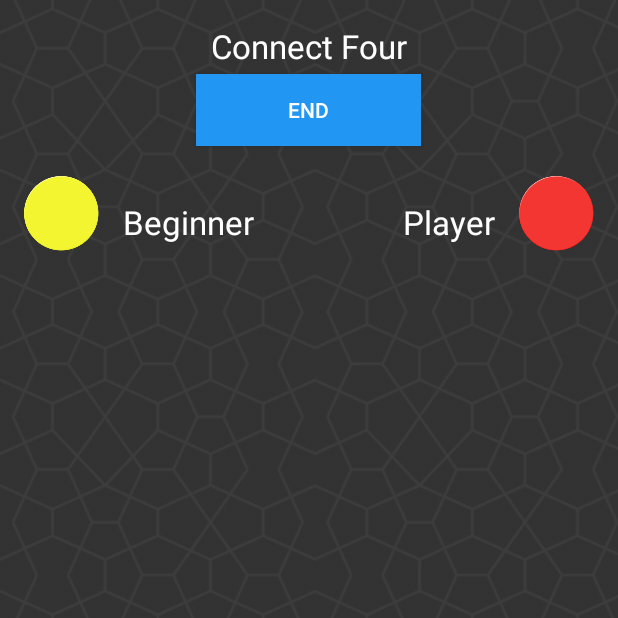
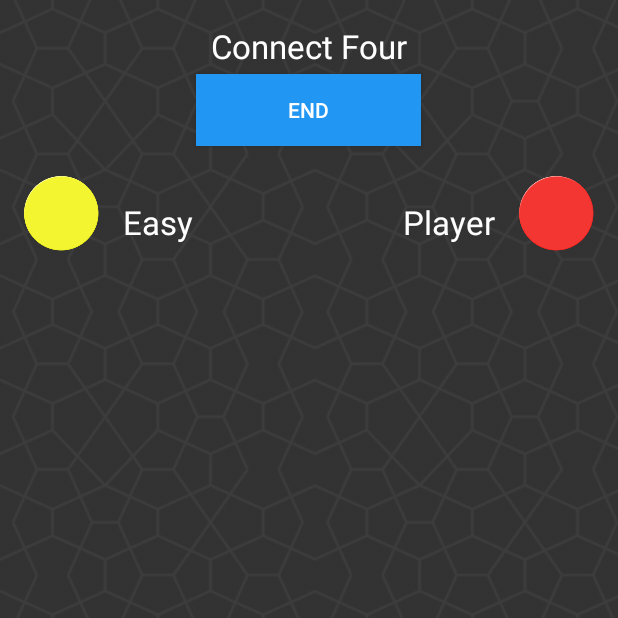
Before and after one commit to dmytroKarataiev/ConnectFour, an Android app: the screen it shows after launch (MainActivity), after a tap on "EASY", on a phone screen of 412 x 824 dp, the top half of it. Run offline under Robolectric (Android 15) with nearby library versions, the phone set to English and light mode, and no system bars.

Commit message:
add: settings, player name methods, change

```diff
--- a/app/src/main/java/karataiev/dmytro/connectfour/MainActivity.java
+++ b/app/src/main/java/karataiev/dmytro/connectfour/MainActivity.java
@@ -46,27 +46,33 @@ public class MainActivity extends AppCompatActivity {
 
         // standard player (user)
         redPlayer = new PlayerAgent(game, true);
+        redPlayer.setName(Utility.getPlayerNameFromPref(getApplicationContext()));
 
         // depending on id variable from new game screen chooses needed player
         if (id == 1)
         {
             yellowPlayer = new MyAgent(game, false); // simple connect four algorithm, tries to block you from winning
+            yellowPlayer.setName("Easy");
         }
         else if (id == 2)
         {
             yellowPlayer = new RandomAgent(game, false); // moves completely randomly
+            yellowPlayer.setName("Random");
         }
         else if (id == 3)
         {
             yellowPlayer = new PlayerAgent(game, false); // second user controlled player
+            yellowPlayer.setName("Player");
         }
         else if (id == 4)
         {
             yellowPlayer = new AdvancedAgent(game, false); // AdvancedPlayer player
+            yellowPlayer.setName("Advanced");
         }
         else if (id == 5)
         {
             yellowPlayer = new BrilliantAgent(game, false); // BrilliantPlayer player
+            yellowPlayer.setName("Brilliant");
         }
 
         // button to finish the game
--- /dev/null
+++ b/app/src/main/java/karataiev/dmytro/connectfour/Utility.java
@@ -0,0 +1,22 @@
+package karataiev.dmytro.connectfour;
+
+import android.content.Context;
+import android.content.SharedPreferences;
+import android.preference.PreferenceManager;
+
+/**
+ * Class with additional methods
+ * Created by karataev on 1/27/16.
+ */
+public class Utility {
+
+    /**
+     * Method to get player name from SharedPreferences
+     * @param context from which call is being made
+     * @return String name of a player
+     */
+    public static String getPlayerNameFromPref(Context context) {
+        SharedPreferences prefs = PreferenceManager.getDefaultSharedPreferences(context);
+        return prefs.getString(context.getString(R.string.pref_key), "Player");
+    }
+}
--- a/app/src/main/java/karataiev/dmytro/connectfour/players/Agent.java
+++ b/app/src/main/java/karataiev/dmytro/connectfour/players/Agent.java
@@ -19,6 +19,7 @@ public abstract class Agent
     protected Connect4Game myGame;
     protected boolean iAmRed;
     protected Random r;
+    protected String playerName;
 
     /**
      * Constructs a new agent.*
@@ -38,7 +39,9 @@ public abstract class Agent
      *
      * @return the agent's name.
      */
-    public abstract String getName();
+    public String getName() {
+        return playerName;
+    };
 
     /**
      * The way the agent's name is displayed in the game, with its color.
@@ -105,4 +108,12 @@ public abstract class Agent
 
     public abstract void move();
 
+    /**
+     * Method to set player name
+     * @param name String to set as a player name
+     */
+    public void setName(String name) {
+        playerName = name;
+    }
+
 }
--- a/app/src/main/java/karataiev/dmytro/connectfour/players/BrilliantAgent.java
+++ b/app/src/main/java/karataiev/dmytro/connectfour/players/BrilliantAgent.java
@@ -148,7 +148,4 @@ public class BrilliantAgent extends Agent {
         return var2;
     }
 
-    public String getName() {
-        return "Brilliant";
-    }
 }
--- a/app/src/main/java/karataiev/dmytro/connectfour/players/MyAgent.java
+++ b/app/src/main/java/karataiev/dmytro/connectfour/players/MyAgent.java
@@ -61,16 +61,6 @@ public class MyAgent extends Agent
         		}
     		}
     	}
-    }
-
-    /**
-     * Returns the name of this agent.
-     *
-     * @return the agent's name
-     */
-    public String getName()
-    {
-        return "Beginner";
     }
 
     /**
--- a/app/src/main/java/karataiev/dmytro/connectfour/players/PlayerAgent.java
+++ b/app/src/main/java/karataiev/dmytro/connectfour/players/PlayerAgent.java
@@ -39,16 +39,4 @@ public class PlayerAgent extends Agent
 
     };
 
-    /**
-     * Returns the name of this agent.
-     *
-     * @return the agent's name
-     */
-    public String getName()
-    {
-        return "Player";
-    }
-
-
-
 }
--- a/app/src/main/res/menu/menu_main.xml
+++ b/app/src/main/res/menu/menu_main.xml
@@ -1,6 +1,10 @@
 <menu xmlns:android="http://schemas.android.com/apk/res/android"
     xmlns:app="http://schemas.android.com/apk/res-auto"
-    xmlns:tools="http://schemas.android.com/tools" tools:context=".MainActivity">
-    <item android:id="@+id/action_settings" android:title="@string/action_settings"
-        android:orderInCategory="100" app:showAsAction="never" />
+    xmlns:tools="http://schemas.android.com/tools"
+    tools:context=".MainActivity">
+    <item
+        android:id="@+id/action_settings"
+        android:orderInCategory="100"
+        android:title="@string/action_settings"
+        app:showAsAction="never" />
 </menu>
--- a/app/src/main/res/values/strings.xml
+++ b/app/src/main/res/values/strings.xml
@@ -43,4 +43,14 @@
     <string name="turn_counter">Turn counter</string>
     <string name="signin_other_error">There was an issue with sign in.  Please try again later.</string>
 
+    <!-- Preferences -->
+    <string name="preferences">Preferences</string>
+    <string name="pref_key" translatable="false">player_name</string>
+    <string name="pref_default">Player</string>
+    <string name="pref_title">Player name</string>
+
+
+
+
+
 </resources>
```
Also changed, not shown: app/src/main/AndroidManifest.xml (+9 -0 lines), app/src/main/java/karataiev/dmytro/connectfour/NewGame.java (+31 -6 lines), app/src/main/java/karataiev/dmytro/connectfour/SettingsActivity.java (added, +90 -0 lines), app/src/main/java/karataiev/dmytro/connectfour/players/AdvancedAgent.java (+19 -22 lines), app/src/main/java/karataiev/dmytro/connectfour/players/RandomAgent.java (+0 -9 lines), app/src/main/res/xml/preferences.xml (added, +12 -0 lines).
